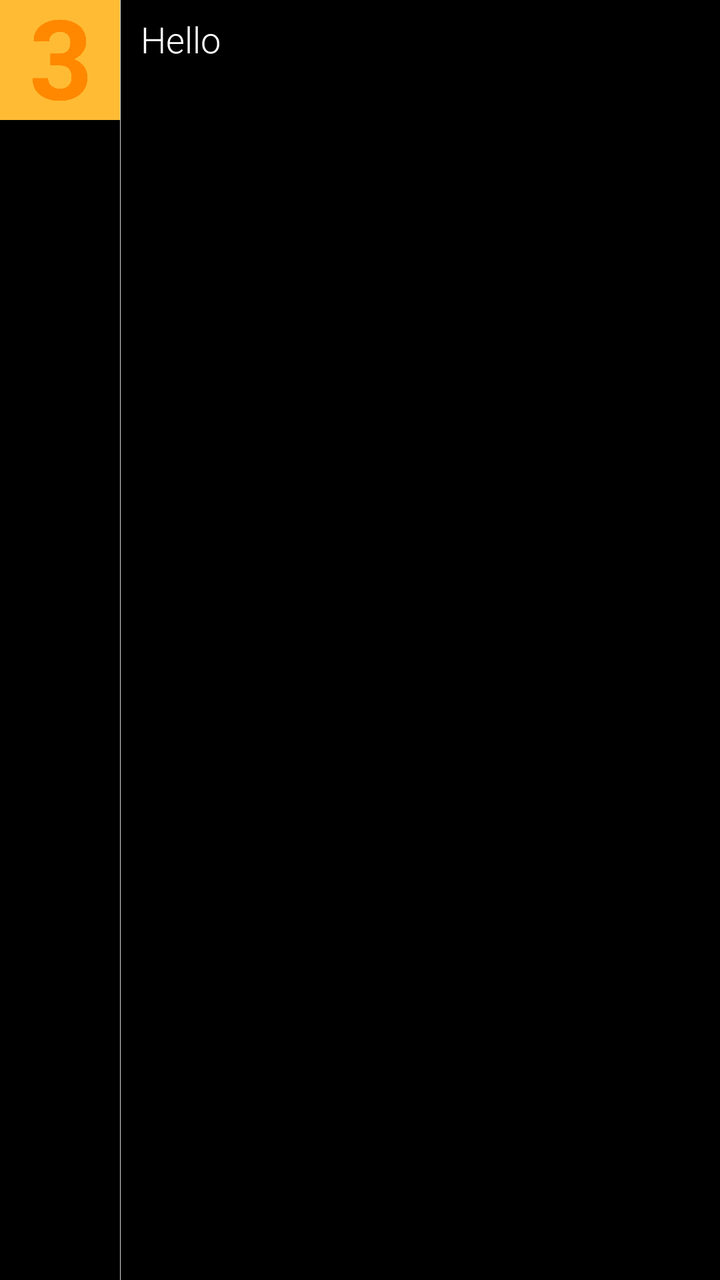
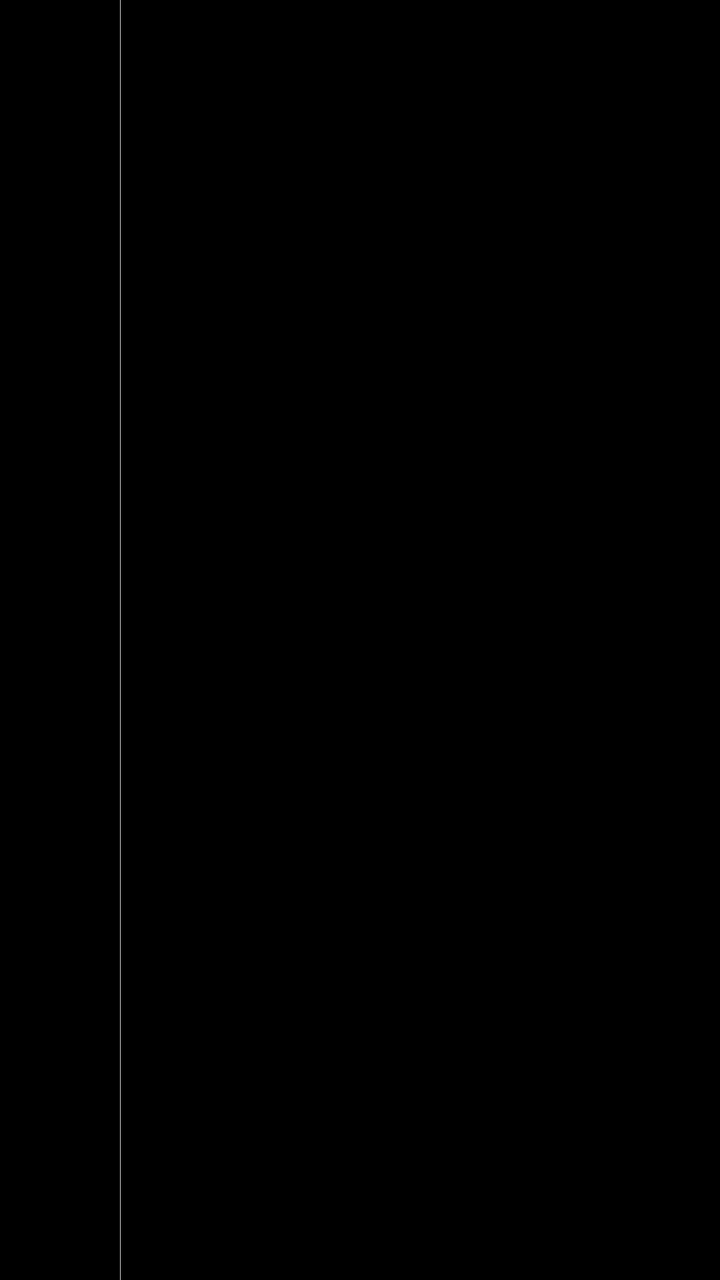

Screens rendered from an Android XML layout before and after an edit, with the pre-edit source and the edit as a unified diff.
<!-- AndroidManifest.xml: fallback theme Theme.MaterialComponents.DayNight.NoActionBar -->
<!-- res/layout/feed_list_item.xml -->
<?xml version="1.0" encoding="utf-8"?>
<RelativeLayout xmlns:android="http://schemas.android.com/apk/res/android"
    android:layout_width="match_parent"
    android:layout_height="60dp"
    android:background="@color/black">

    <ImageView
        android:layout_width="60dp"
        android:layout_height="60dp"
        android:id="@+id/item_image"
        android:layout_alignParentTop="true"
        android:layout_alignParentLeft="true"
        android:layout_alignParentStart="true"
        android:src="@drawable/placeholder3" />

    <View
        android:layout_width="1px"
        android:layout_height="fill_parent"
        android:background="#d6d6d6"
        android:id="@+id/view"
        android:layout_alignParentTop="true"
        android:layout_toRightOf="@+id/item_image" />

    <LinearLayout
        android:orientation="vertical"
        android:layout_width="wrap_content"
        android:layout_height="60dp"
        android:layout_gravity="bottom"
        android:gravity="center_vertical"
        android:paddingLeft="10dp"
        android:id="@+id/linearLayout"
        android:layout_alignParentTop="true"
        android:layout_alignParentRight="true"
        android:layout_alignParentEnd="true"
        android:layout_toRightOf="@+id/view"
        android:paddingRight="10dp">

        <TextView
            android:layout_width="fill_parent"
            android:layout_height="wrap_content"
            android:text="Hello"
            android:minLines="2"
            android:id="@+id/item_heading_text"
            android:textColor="@color/white"
            android:fontFamily="sans-serif-light"
            android:ellipsize="end"
            android:textSize="18sp" />
    </LinearLayout>

</RelativeLayout>
<!-- resources referenced by this layout -->
<resources>
  <color name="black">#ff000000</color>
  <color name="white">#ffffffff</color>
  <!-- drawable placeholder3: png bitmap (drawable-xxhdpi, 16366 bytes) -->
</resources>

<!-- the commit's change to res/layout/feed_list_item.xml (unified diff, before → after) -->
@@ -11,7 +11,7 @@
         android:layout_alignParentTop="true"
         android:layout_alignParentLeft="true"
         android:layout_alignParentStart="true"
-        android:src="@drawable/placeholder3" />
+         />
 
     <View
         android:layout_width="1px"
@@ -38,7 +38,6 @@
         <TextView
             android:layout_width="fill_parent"
             android:layout_height="wrap_content"
-            android:text="Hello"
             android:minLines="2"
             android:id="@+id/item_heading_text"
             android:textColor="@color/white"
<!-- resource entries referenced after the edit -->
@@ -2,6 +2,5 @@
 <resources>
   <color name="black">#ff000000</color>
   <color name="white">#ffffffff</color>
-  <!-- drawable placeholder3: png bitmap (drawable-xxhdpi, 16366 bytes) -->
 </resources>
 
